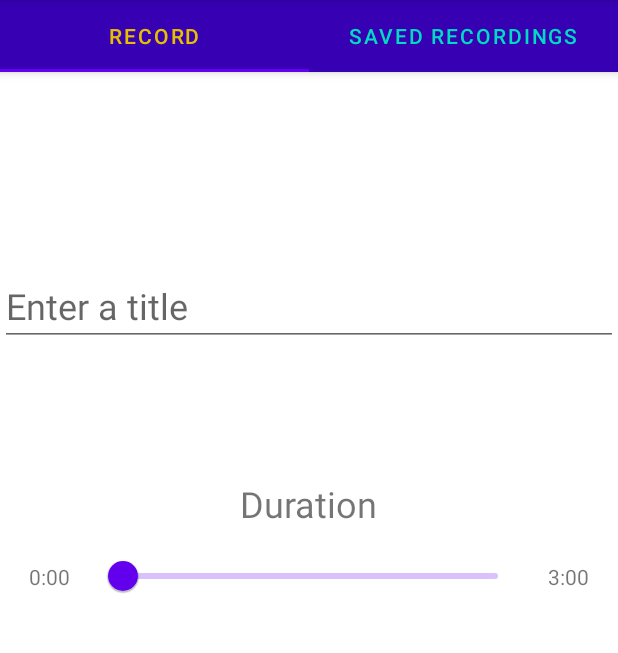
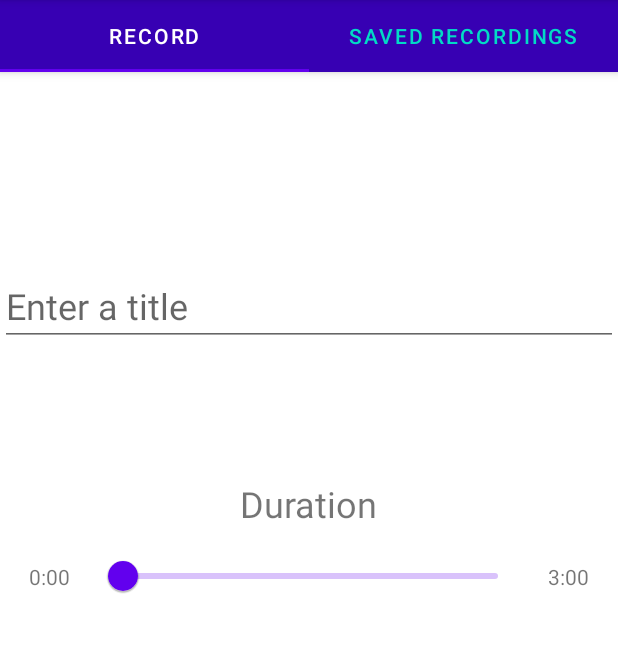
Before and after one commit to dhchung317/DataCubedRecorder, an Android app: the screen it shows after launch (MainActivity), on a phone screen of 412 x 824 dp, the part 84-737 px from its top. Run offline under Robolectric (Android 15) with nearby library versions, the phone set to English and light mode, and no system bars.

Commit message:
camera x deps

```diff
--- a/app/build.gradle
+++ b/app/build.gradle
@@ -61,4 +61,9 @@ dependencies {
 
     //Material
     implementation 'com.google.android.material:material:1.2.1'
+
+    //CameraX
+    def cameraX_version = "1.0.0-alpha01"
+    implementation "androidx.camera:camera-core:${cameraX_version}"
+    implementation "androidx.camera:camera-camera2:${cameraX_version}"
 }
--- a/app/src/main/AndroidManifest.xml
+++ b/app/src/main/AndroidManifest.xml
@@ -1,6 +1,8 @@
 <?xml version="1.0" encoding="utf-8"?>
 <manifest xmlns:android="http://schemas.android.com/apk/res/android"
     package="com.example.datacubedrecorder">
+    <uses-permission android:name="android.permission.CAMERA" />
+    <uses-permission android:name="android.permission.RECORD_AUDIO" />
 
     <application
         android:allowBackup="true"
--- a/app/src/main/java/com/example/datacubedrecorder/ui/record/RecordEnterInfoFragment.kt
+++ b/app/src/main/java/com/example/datacubedrecorder/ui/record/RecordEnterInfoFragment.kt
@@ -75,7 +75,7 @@ class RecordEnterInfoFragment : Fragment() {
 
     private fun setupSlider() {
         slider.setLabelFormatter { value ->
-            return@setLabelFormatter "${value.roundToInt()}"
+            return@setLabelFormatter formatDuration(value)
         }
 
         slider.addOnChangeListener { slider, value, fromUser ->
--- a/app/src/main/res/layout/activity_main.xml
+++ b/app/src/main/res/layout/activity_main.xml
@@ -24,17 +24,17 @@
             app:tabGravity="fill"
             app:tabMode="fixed"
             app:tabTextColor="@color/colorAccent"
-            app:tabSelectedTextColor="@color/colorTextOnDark">
+            app:tabSelectedTextColor="@android:color/white">
 
             <com.google.android.material.tabs.TabItem
                 android:layout_width="wrap_content"
                 android:layout_height="wrap_content"
-                android:text="@string/camera_tab_text"/>
+                tools:text="@string/camera_tab_text"/>
 
             <com.google.android.material.tabs.TabItem
                 android:layout_width="wrap_content"
                 android:layout_height="wrap_content"
-                android:text="@string/library_tab_text"/>
+                tools:text="@string/library_tab_text"/>
         </com.google.android.material.tabs.TabLayout>
     </com.google.android.material.appbar.AppBarLayout>
 
```
